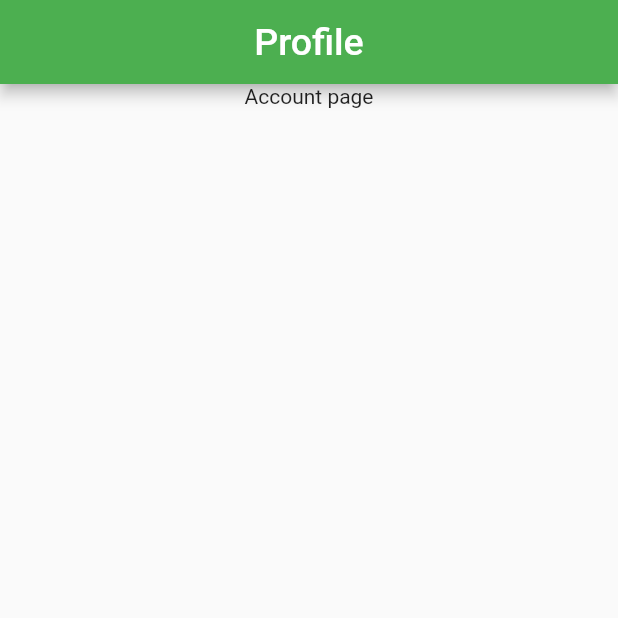
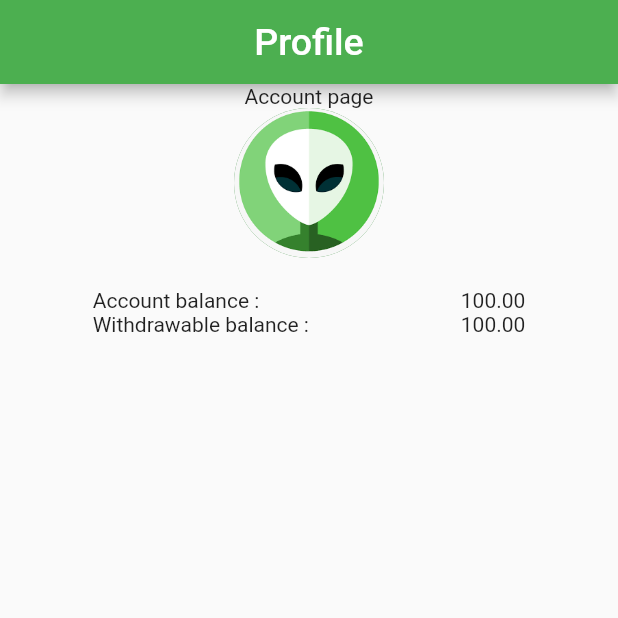
Before and after one commit to RonnyK36/bid-palour, a Flutter app: the Account screen opened directly, on a phone screen of 412 x 824 dp, the top half of it. Run offline on Flutter 3.47's test engine with Material 2 defaults, Android fonts, the phone set to English and light mode, and no system bars; our stand-ins replace cloud_firestore, firebase_auth, get; accounts and stored records are empty.

Commit message:
Nothing much

```diff
--- a/lib/pages/account.dart
+++ b/lib/pages/account.dart
@@ -14,7 +14,41 @@ class _AccountState extends State<Account> {
       body: ListView(
         children: [
           Column(
-            children: [Text('Account page')],
+            children: [
+              Text('Account page'),
+              Container(
+                height: 100,
+                width: 100,
+                child: CircleAvatar(
+                  backgroundImage: AssetImage('images/alien_circle.jpg'),
+                ),
+              ),
+              SizedBox(
+                height: 20,
+              ),
+              Container(
+                height: 200,
+                width: MediaQuery.of(context).size.width * 0.7,
+                child: Column(
+                  children: [
+                    Row(
+                      mainAxisAlignment: MainAxisAlignment.spaceBetween,
+                      children: [
+                        Text('Account balance :'),
+                        Text('100.00'),
+                      ],
+                    ),
+                    Row(
+                      mainAxisAlignment: MainAxisAlignment.spaceBetween,
+                      children: [
+                        Text('Withdrawable balance :'),
+                        Text('100.00'),
+                      ],
+                    ),
+                  ],
+                ),
+              ),
+            ],
           ),
         ],
       ),
--- a/lib/pages/home.dart
+++ b/lib/pages/home.dart
@@ -20,15 +20,13 @@ class _HomeState extends State<Home> {
               Text('Home page'),
             ],
           ),
-          Card(
-            color: Colors.white,
-            elevation: 5,
-            child: Container(
-              height: 200,
-              width: 200,
-              decoration: BoxDecoration(
-                  image: DecorationImage(
-                      image: AssetImage('images/hundred.jpeg'))),
+          Container(
+            height: 150,
+            width: 150,
+            decoration: BoxDecoration(
+              image: DecorationImage(
+                image: AssetImage('images/hundred.jpeg'),
+              ),
             ),
           ),
           SizedBox(
```
Also changed, not shown: images/alien_circle.jpg (added), pubspec.lock, 1 other file.
